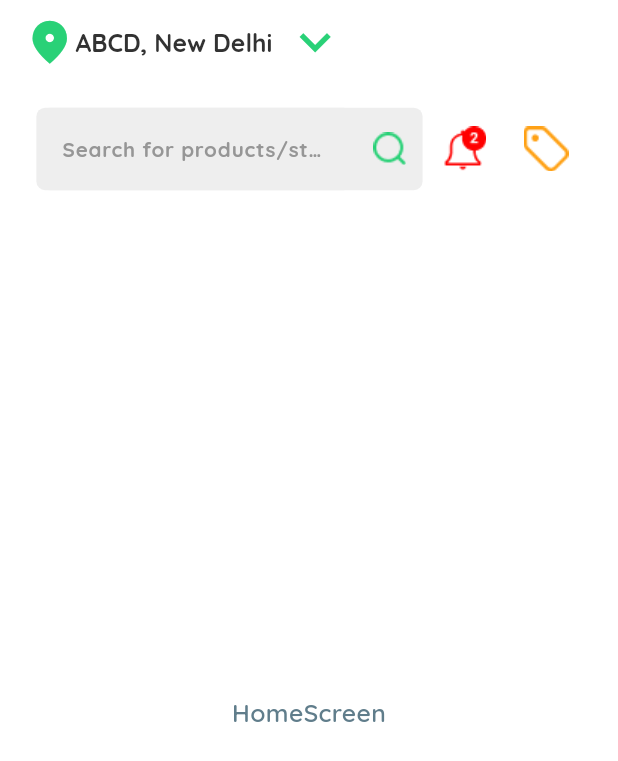
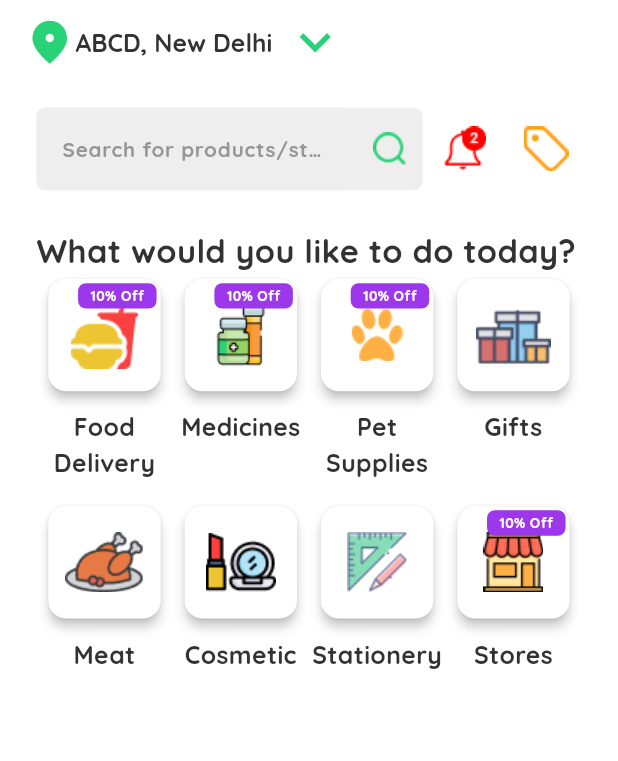
Before and after one commit to hijasahamed/BW-One-E-commerce-Ui-Api, a Flutter app: the screen it shows after launch, on a phone screen of 412 x 824 dp. Shown: the top 761 px of the screen. Run offline on Flutter 3.47's test engine with Material 3 defaults, Android fonts, the phone set to English and light mode, and no system bars.

Commit message:
first section cards added

```diff
--- a/lib/model/colors.dart
+++ b/lib/model/colors.dart
@@ -5,3 +5,4 @@ const textGreyColor = Color(0xFF323232);
 const buttonGreenColor = Color(0xFF29D177);
 const searchContainerColor = Color(0xFFEEEEEE);
 const searchContainerTextColor = Color(0xFF969696);
+const offerContainerColor = Color(0xFF9C37EC);
--- /dev/null
+++ b/lib/view/home_screen/body/body_widget.dart
@@ -0,0 +1,20 @@
+import 'package:bw_week_one_e_commerce/view/home_screen/body/first_section/first_section.dart';
+import 'package:flutter/material.dart';
+
+class BodyWidget extends StatelessWidget {
+  const BodyWidget({super.key,required this.screenSize});
+  final Size screenSize;
+  @override
+  Widget build(BuildContext context) {
+    return SingleChildScrollView(
+      child: Padding(
+        padding: EdgeInsets.all(screenSize.width/17),
+        child: Column(
+          children: [
+            FirstSection(screenSize: screenSize,)
+          ],
+        ),
+      ),
+    );
+  }
+}
--- /dev/null
+++ b/lib/view/home_screen/body/first_section/first_section.dart
@@ -0,0 +1,107 @@
+import 'package:bw_week_one_e_commerce/model/colors.dart';
+import 'package:bw_week_one_e_commerce/model/textwidget.dart';
+import 'package:flutter/material.dart';
+
+class FirstSection extends StatelessWidget {
+  const FirstSection({super.key, required this.screenSize});
+  final Size screenSize;
+  @override
+  Widget build(BuildContext context) {
+    return Column(
+      crossAxisAlignment: CrossAxisAlignment.start,
+      children: [
+        TextWidget(
+            text: 'What would you like to do today?',
+            color: textGreyColor,
+            fontStyle: 'QuickSand',
+            size: screenSize.width / 19,
+            weight: FontWeight.bold
+        ),
+        SizedBox(
+          height: screenSize.height/3,
+          width: screenSize.width,
+          child: GridView.count(
+            crossAxisCount: 4,
+            childAspectRatio: .6,
+            children: [
+              CategoryCard(screenSize: screenSize, icon: foodDeliveryIcon, title: 'Food Delivery', discount: '10% Off'),
+              CategoryCard(screenSize: screenSize, icon: medicinesIcon, title: 'Medicines', discount: '10% Off'),
+              CategoryCard(screenSize: screenSize, icon: petSuppliesIcon, title: 'Pet Supplies', discount: '10% Off'),
+              CategoryCard(screenSize: screenSize, icon: giftsIcon, title: 'Gifts', discount: ''),
+              CategoryCard(screenSize: screenSize, icon: meatIcon, title: 'Meat', discount: ''),
+              CategoryCard(screenSize: screenSize, icon: cosmeticIcon, title: 'Cosmetic', discount: ''),
+              CategoryCard(screenSize: screenSize, icon: stationeryIcon, title: 'Stationery', discount: ''),
+              CategoryCard(screenSize: screenSize, icon: storesIcon, title: 'Stores', discount: '10% Off'),
+            ],
+          ),
+        ),
+      ],
+    );
+  }
+
+
+}
+
+class CategoryCard extends StatelessWidget {
+  const CategoryCard({
+    super.key,
+    required this.screenSize,
+    required this.icon,
+    required this.title,
+    required this.discount,
+  });
+
+  final Size screenSize;
+  final String icon;
+  final String title;
+  final String discount;
+
+  @override
+  Widget build(BuildContext context) {
+  return Column(
+    children: [
+      Card(
+        color: appbackgroundWhite,
+        elevation: 3,
+        child: SizedBox(
+          height: screenSize.width / 5.5,
+          width: screenSize.width / 5.5,
+          child: Stack(
+            children: [
+              Center(child: Image.asset(icon, height: 50)),
+              if (discount.isNotEmpty)
+                Positioned(
+                  top: screenSize.width/150,
+                  right: screenSize.width/150,
+                  child: Container(
+                    decoration: BoxDecoration(
+                      borderRadius: BorderRadius.circular(screenSize.width/80),
+                      color: offerContainerColor
+                    ),
+                    child: Padding(
+                      padding: EdgeInsets.only(left: screenSize.width/50,right: screenSize.width/50,top: screenSize.width/210,bottom: screenSize.width/210),
+                      child: TextWidget(text: discount, color: appbackgroundWhite, fontStyle: 'QuickSand', size: screenSize.width/45, weight: FontWeight.bold),
+                    ),
+                  )
+                ),
+            ],
+          ),
+        ),
+      ),
+      Padding(
+        padding: const EdgeInsets.only(top: 8.0),
+        child: TextWidget(text: title, color: textGreyColor, fontStyle: 'QuickSand', size: screenSize.width/25, weight: FontWeight.bold,maxline: true,alignTextCenter: true,)
+      ),
+    ],
+  );
+}
+}
+
+const String foodDeliveryIcon = 'assets/images/food delivery.png';
+const String medicinesIcon = 'assets/images/medicine 1.png';
+const String petSuppliesIcon = 'assets/images/pet supplies.png';
+const String giftsIcon = 'assets/images/gifts.png';
+const String meatIcon = 'assets/images/meat.png';
+const String cosmeticIcon = 'assets/images/Make Up.png';
+const String stationeryIcon = 'assets/images/stationery.png';
+const String storesIcon = 'assets/images/stores.png';
--- a/lib/view/home_screen/home_screen.dart
+++ b/lib/view/home_screen/home_screen.dart
@@ -1,6 +1,6 @@
 import 'package:bw_week_one_e_commerce/model/colors.dart';
-import 'package:bw_week_one_e_commerce/model/textwidget.dart';
 import 'package:bw_week_one_e_commerce/view/home_screen/appbar/app_bar_widget.dart';
+import 'package:bw_week_one_e_commerce/view/home_screen/body/body_widget.dart';
 import 'package:flutter/material.dart';
 
 class HomeScreen extends StatelessWidget {
@@ -18,7 +18,7 @@ class HomeScreen extends StatelessWidget {
         preferredSize: Size.fromHeight(screenSize.height/6.5),
         child: AppBarWidget(screenSize: screenSize,)
       ),
-      body: Center(child: TextWidget(text: 'HomeScreen', color: Colors.blueGrey, size: screenSize.width/25, weight: FontWeight.w600,fontStyle: 'QuickSand',),),
+      body: BodyWidget(screenSize: screenSize,)
     );
   }
 }
```
Also changed, not shown: pubspec.yaml (+9 -0 lines), assets/images/Make Up.png (added), assets/images/food delivery.png (added), assets/images/gifts.png (added), assets/images/meat.png (added), assets/images/medicine 1.png (added), assets/images/pet supplies.png (added), assets/images/stationery.png (added), assets/images/stores.png (added).
